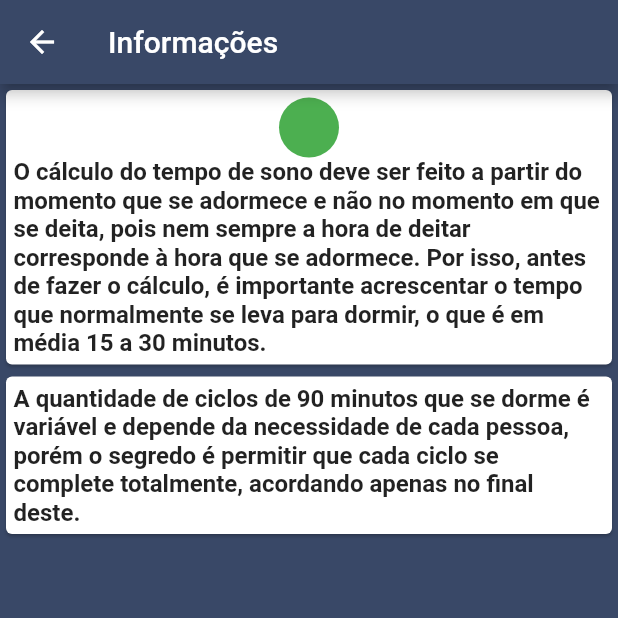
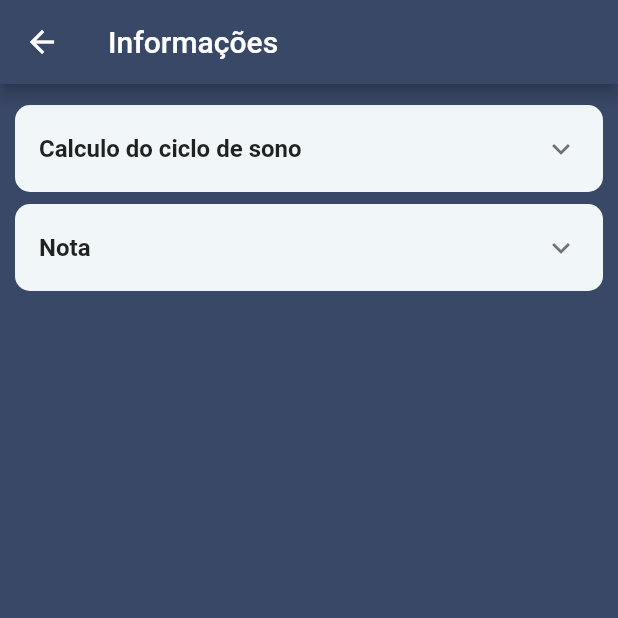
Before and after one commit to joelysondavid/SleepTime, a Flutter app: the screen it shows after launch, after a tap on an icon or button, on a phone screen of 412 x 824 dp, the top half of it. Run offline on Flutter 3.47's test engine with Material 2 defaults, Android fonts, the phone set to English and light mode, and no system bars; our stand-ins replace mask_text_input_formatter.

Commit message:
Melhoria visual nas informações

```diff
--- a/lib/views/sleep_time_info.dart
+++ b/lib/views/sleep_time_info.dart
@@ -3,7 +3,7 @@ import 'package:flutter/material.dart';
 import '../utils/app_colors.dart';
 
 class SleepTimeInfo extends StatelessWidget {
-  var appBar = AppBar(
+  final appBar = AppBar(
     title: Text("Informações"),
     backgroundColor: AppColors.BACKGROUND_COLOR,
   );
@@ -17,39 +17,55 @@ class SleepTimeInfo extends StatelessWidget {
         child: SingleChildScrollView(
           child: Container(
             width: double.infinity,
+            padding: const EdgeInsets.all(10),
             child: Column(
               children: <Widget>[
-                Card(
-                  child: Padding(
-                    padding: EdgeInsets.all(5),
-                    child: Column(
+                Container(
+                  decoration: BoxDecoration(
+                    borderRadius: BorderRadius.circular(10),
+                    color: AppColors.PRIMARY_COLOR,
+                  ),
+                  margin: EdgeInsets.symmetric(vertical: 4),
+                  child: ExpansionTile(
+                    title: Text(
+                      "Calculo do ciclo de sono",
+                      style: TextStyle(
+                        fontWeight: FontWeight.bold,
+                      ),
+                    ),
+                    childrenPadding: EdgeInsets.all(10),
                     children: [
-                        CircleAvatar(
-                          backgroundColor: Colors.green,
-                        ),
                       Text(
                         "O cálculo do tempo de sono deve ser feito a partir do momento que se adormece e não no momento em que se deita, pois nem sempre a hora de deitar corresponde à hora que se adormece. Por isso, antes de fazer o cálculo, é importante acrescentar o tempo que normalmente se leva para dormir, o que é em média 15 a 30 minutos.",
                         style: TextStyle(
                           fontSize: 16,
-                            fontWeight: FontWeight.bold,
                         ),
                       ),
                     ],
                   ),
                 ),
+                Container(
+                  decoration: BoxDecoration(
+                    borderRadius: BorderRadius.circular(10),
+                    color: AppColors.PRIMARY_COLOR,
                   ),
-                Card(
-                  child: Padding(
-                    padding: EdgeInsets.all(5),
-                    child: Text(
+                  margin: EdgeInsets.symmetric(vertical: 4),
+                  child: ExpansionTile(
+                    title: Text(
+                      "Nota",
+                      style: TextStyle(fontWeight: FontWeight.bold),
+                    ),
+                    childrenPadding: EdgeInsets.all(10),
+                    children: [
+                      Text(
                         "A quantidade de ciclos de 90 minutos que se dorme é variável e depende da necessidade de cada pessoa, porém o segredo é permitir que cada ciclo se complete totalmente, acordando apenas no final deste.",
                         style: TextStyle(
                           fontSize: 16,
-                        fontWeight: FontWeight.bold,
                         ),
                       ),
+                    ],
                   ),
-                ),
+                )
               ],
             ),
           ),
--- a/lib/widgets/sleep_time_bar.dart
+++ b/lib/widgets/sleep_time_bar.dart
@@ -153,7 +153,7 @@ class _SleepTimeBarState extends State<SleepTimeBar> {
                   Row(
                     children: [
                       Container(
-                        width: constraints.maxWidth * 0.55,
+                        width: constraints.maxWidth * 0.6,
                         child: Text(
                           "Que horas deseja ${widget.isWakeup ? "Acordar" : "Dormir"}?",
                           style: TextStyle(
```
Lines whose indentation alone changed are shown as unchanged.
